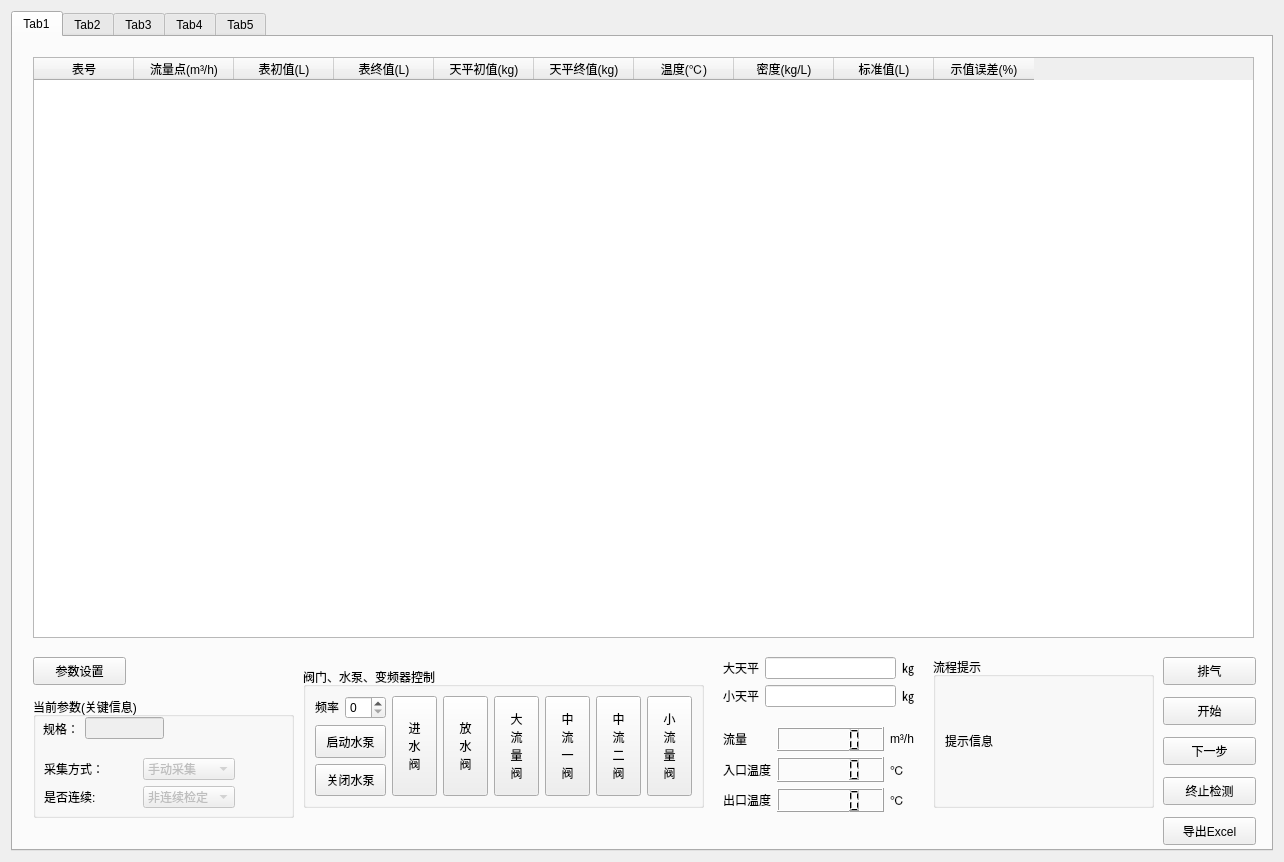
This is source/weightMethod/weightmethod.ui in flimmy78/qtverify as Qt 5 draws it before an edit. The edited form follows.
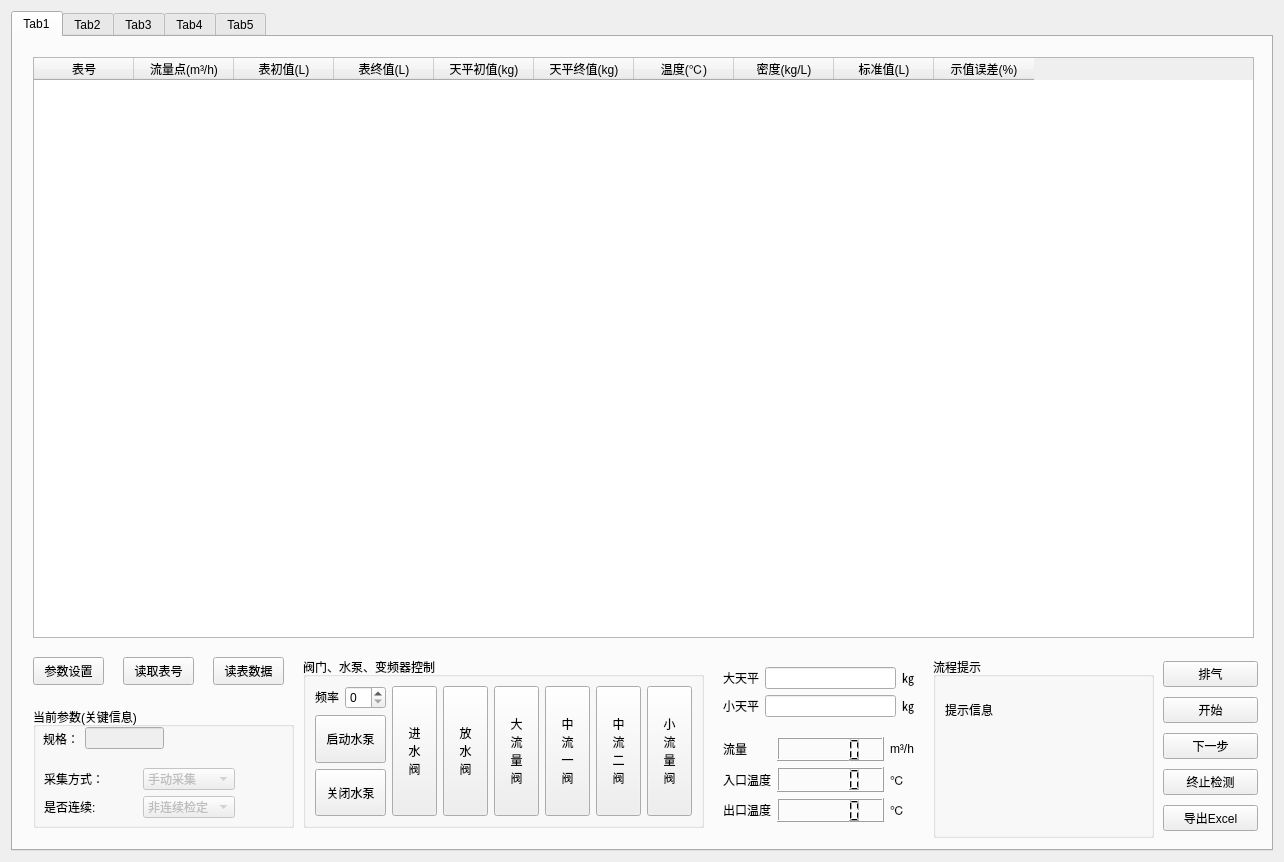
This is the edited form.

Commit message: 自动读取热量表数据：解帧成功，发射信号时，携带串口号参数，便于区分

```diff
--- a/source/weightMethod/weightmethod.ui
+++ b/source/weightMethod/weightmethod.ui
@@ -37,7 +37,7 @@
         <rect>
          <x>20</x>
          <y>620</y>
-         <width>93</width>
+         <width>71</width>
          <height>28</height>
         </rect>
        </property>
@@ -55,7 +55,7 @@
        <property name="geometry">
         <rect>
          <x>20</x>
-         <y>660</y>
+         <y>670</y>
          <width>261</width>
          <height>121</height>
         </rect>
@@ -154,9 +154,9 @@
        <property name="geometry">
         <rect>
          <x>290</x>
-         <y>630</y>
+         <y>620</y>
          <width>401</width>
-         <height>141</height>
+         <height>171</height>
         </rect>
        </property>
        <property name="title">
@@ -381,72 +381,50 @@
         </property>
        </column>
       </widget>
-      <widget class="QPushButton" name="btnExhaust">
-       <property name="geometry">
-        <rect>
-         <x>1150</x>
-         <y>620</y>
-         <width>93</width>
-         <height>28</height>
-        </rect>
-       </property>
-       <property name="text">
-        <string>排气</string>
-       </property>
-      </widget>
-      <widget class="QPushButton" name="btnStart">
-       <property name="geometry">
-        <rect>
-         <x>1150</x>
-         <y>660</y>
-         <width>93</width>
-         <height>28</height>
-        </rect>
-       </property>
-       <property name="text">
-        <string>开始</string>
-       </property>
-      </widget>
-      <widget class="QPushButton" name="btnStop">
-       <property name="geometry">
-        <rect>
-         <x>1150</x>
-         <y>740</y>
-         <width>93</width>
-         <height>28</height>
-        </rect>
-       </property>
-       <property name="text">
-        <string>终止检测</string>
-       </property>
-      </widget>
       <widget class="QGroupBox" name="groupBox_3">
        <property name="geometry">
         <rect>
          <x>920</x>
          <y>620</y>
          <width>221</width>
-         <height>151</height>
+         <height>181</height>
         </rect>
        </property>
        <property name="title">
         <string>流程提示</string>
        </property>
-       <layout class="QGridLayout" name="gridLayout_6">
-        <item row="0" column="0">
-         <widget class="QLabel" name="labelHintInfo">
-          <property name="text">
-           <string>提示信息</string>
-          </property>
-         </widget>
-        </item>
-       </layout>
+       <widget class="QLabel" name="labelHintInfo">
+        <property name="geometry">
+         <rect>
+          <x>12</x>
+          <y>27</y>
+          <width>201</width>
+          <height>51</height>
+         </rect>
+        </property>
+        <property name="text">
+         <string>提示信息</string>
+        </property>
+       </widget>
+       <widget class="QLabel" name="labelHint">
+        <property name="geometry">
+         <rect>
+          <x>10</x>
+          <y>90</y>
+          <width>191</width>
+          <height>51</height>
+         </rect>
+        </property>
+        <property name="text">
+         <string/>
+        </property>
+       </widget>
       </widget>
       <widget class="QWidget" name="layoutWidget">
        <property name="geometry">
         <rect>
          <x>710</x>
-         <y>690</y>
+         <y>700</y>
          <width>191</width>
          <height>85</height>
         </rect>
@@ -615,7 +593,7 @@
        <property name="geometry">
         <rect>
          <x>710</x>
-         <y>620</y>
+         <y>630</y>
          <width>191</width>
          <height>51</height>
         </rect>
@@ -710,32 +688,79 @@
         </item>
        </layout>
       </widget>
-      <widget class="QPushButton" name="btnNext">
+      <widget class="QPushButton" name="btnReadMeterNo">
        <property name="geometry">
         <rect>
-         <x>1150</x>
-         <y>700</y>
-         <width>93</width>
+         <x>110</x>
+         <y>620</y>
+         <width>71</width>
          <height>28</height>
         </rect>
        </property>
        <property name="text">
-        <string>下一步</string>
+        <string>读取表号</string>
        </property>
       </widget>
-      <widget class="QPushButton" name="btnExport">
+      <widget class="QPushButton" name="btnReadMeterData">
        <property name="geometry">
         <rect>
-         <x>1150</x>
-         <y>780</y>
-         <width>93</width>
+         <x>200</x>
+         <y>620</y>
+         <width>71</width>
          <height>28</height>
         </rect>
        </property>
        <property name="text">
-        <string>导出Excel</string>
+        <string>读表数据</string>
        </property>
       </widget>
+      <widget class="QWidget" name="">
+       <property name="geometry">
+        <rect>
+         <x>1150</x>
+         <y>620</y>
+         <width>95</width>
+         <height>181</height>
+        </rect>
+       </property>
+       <layout class="QVBoxLayout" name="verticalLayout">
+        <item>
+         <widget class="QPushButton" name="btnExhaust">
+          <property name="text">
+           <string>排气</string>
+          </property>
+         </widget>
+        </item>
+        <item>
+         <widget class="QPushButton" name="btnStart">
+          <property name="text">
+           <string>开始</string>
+          </property>
+         </widget>
+        </item>
+        <item>
+         <widget class="QPushButton" name="btnNext">
+          <property name="text">
+           <string>下一步</string>
+          </property>
+         </widget>
+        </item>
+        <item>
+         <widget class="QPushButton" name="btnStop">
+          <property name="text">
+           <string>终止检测</string>
+          </property>
+         </widget>
+        </item>
+        <item>
+         <widget class="QPushButton" name="btnExport">
+          <property name="text">
+           <string>导出Excel</string>
+          </property>
+         </widget>
+        </item>
+       </layout>
+      </widget>
      </widget>
      <widget class="QWidget" name="tab2">
       <attribute name="title">
```
The commit also changes 5 other files.
